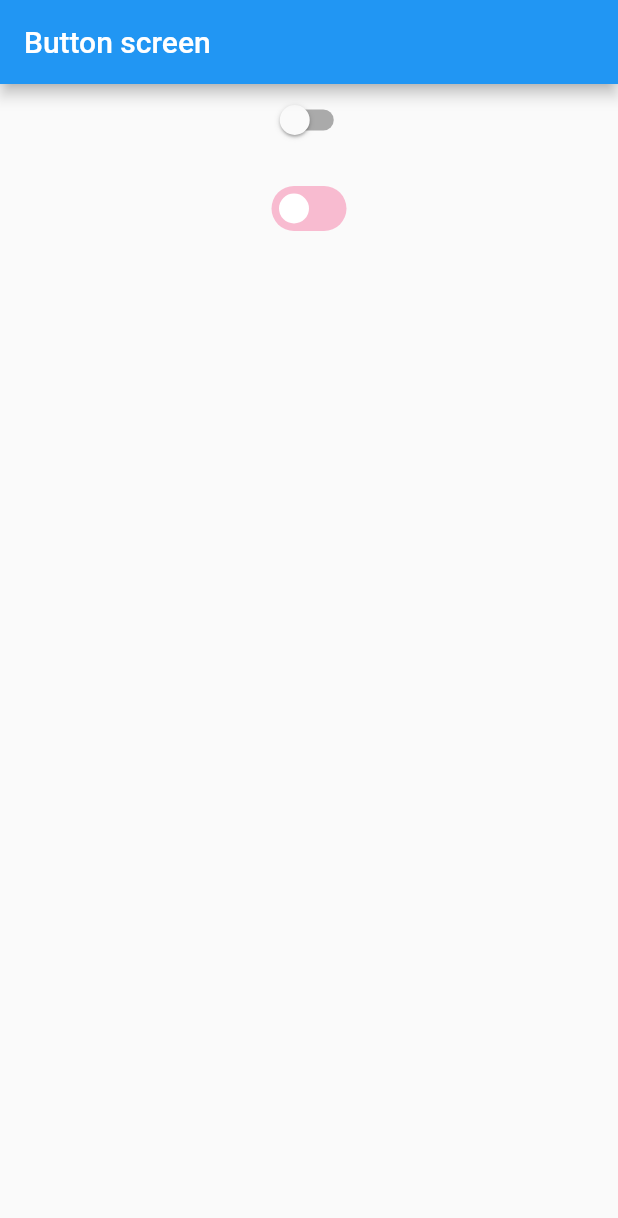
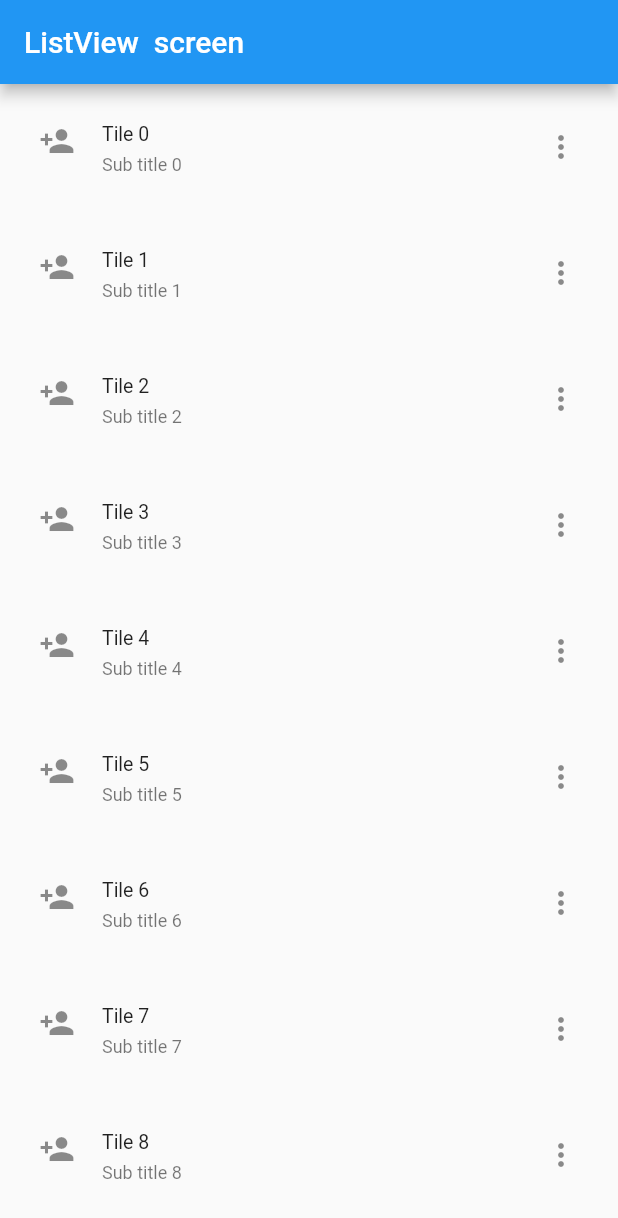
Before and after one commit to nameisjayant/flutter-yt, a Flutter app: the screen it shows after launch, on a phone screen of 412 x 824 dp. Shown: the top 1218 px of the screen. Run offline on Flutter 3.47's test engine with Material 2 defaults, Android fonts, the phone set to English and light mode, and no system bars.

Commit message:
listview , dialog box and list tile added

```diff
--- a/lib/main.dart
+++ b/lib/main.dart
@@ -4,8 +4,10 @@ import 'package:demo_yt/screens/bottom_navigation_bar.dart';
 import 'package:demo_yt/screens/bottom_sheet.dart';
 import 'package:demo_yt/screens/button_screen.dart';
 import 'package:demo_yt/screens/checkbox_screen.dart';
+import 'package:demo_yt/screens/dialog_screen.dart';
 import 'package:demo_yt/screens/floating_action_button.dart';
 import 'package:demo_yt/screens/layout_screen.dart';
+import 'package:demo_yt/screens/listview_and_list_tile.dart';
 import 'package:demo_yt/screens/navigation_drawer.dart';
 import 'package:demo_yt/screens/radio_button.dart';
 import 'package:demo_yt/screens/tab_bar_view.dart';
@@ -25,9 +27,9 @@ class MyApp extends StatelessWidget{
     return MaterialApp(
       home: Scaffold(
         appBar: AppBar(
-          title: const Text("Button screen"),
+          title: const Text("ListView  screen"),
         ),
-        body: const ToggleButtonScreen() ,
+        body: const ListViewScreen() ,
       ),
     );
   }
--- /dev/null
+++ b/lib/screens/listview_and_list_tile.dart
@@ -0,0 +1,33 @@
+
+import 'package:flutter/cupertino.dart';
+import 'package:flutter/material.dart';
+
+class ListViewScreen extends StatelessWidget{
+  const ListViewScreen({super.key});
+
+  @override
+  Widget build(BuildContext context) {
+    return ListView(
+      children: [
+        for(int i=0;i<30;i++)
+          Padding(padding: EdgeInsets.all(10),
+            child: listTileContent(i),
+            ),
+      ],
+      scrollDirection: Axis.vertical,
+      reverse: false,
+    );
+  }
+
+}
+
+Widget listTileContent(int index){
+  return ListTile(
+    leading: Icon(Icons.person_add),
+    title:  Text("Tile $index"),
+    subtitle: Text("Sub title $index"),
+    trailing: Icon(Icons.more_vert_outlined),
+    horizontalTitleGap: 2,
+    dense: true,
+  );
+}
```
Also changed, not shown: lib/screens/dialog_screen.dart (added, +68 -0 lines).
